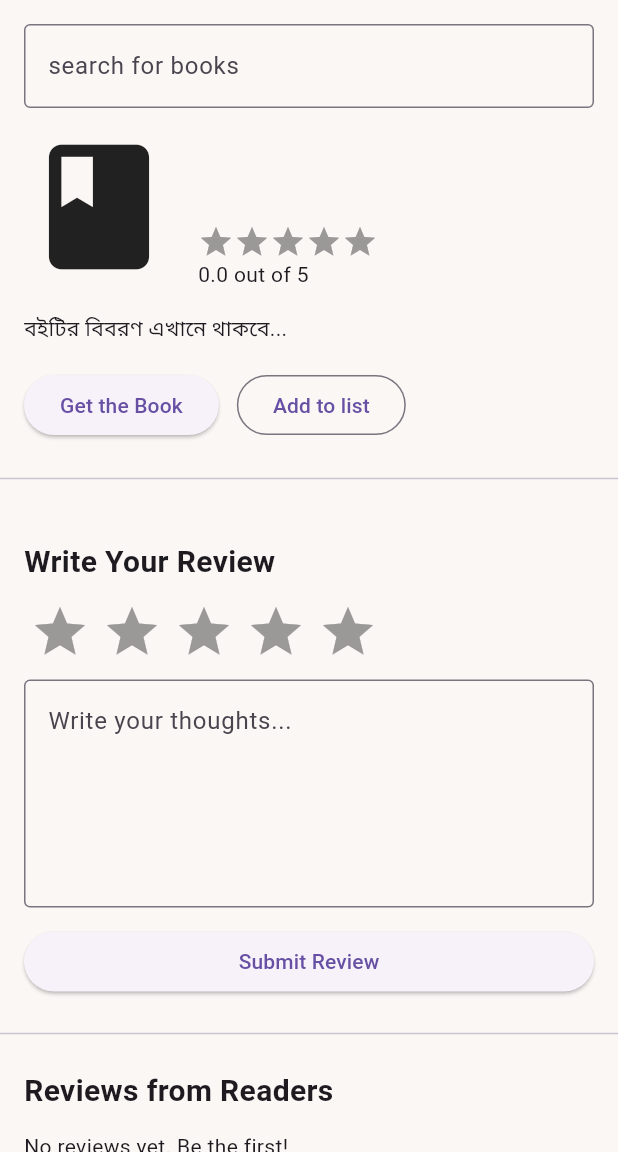
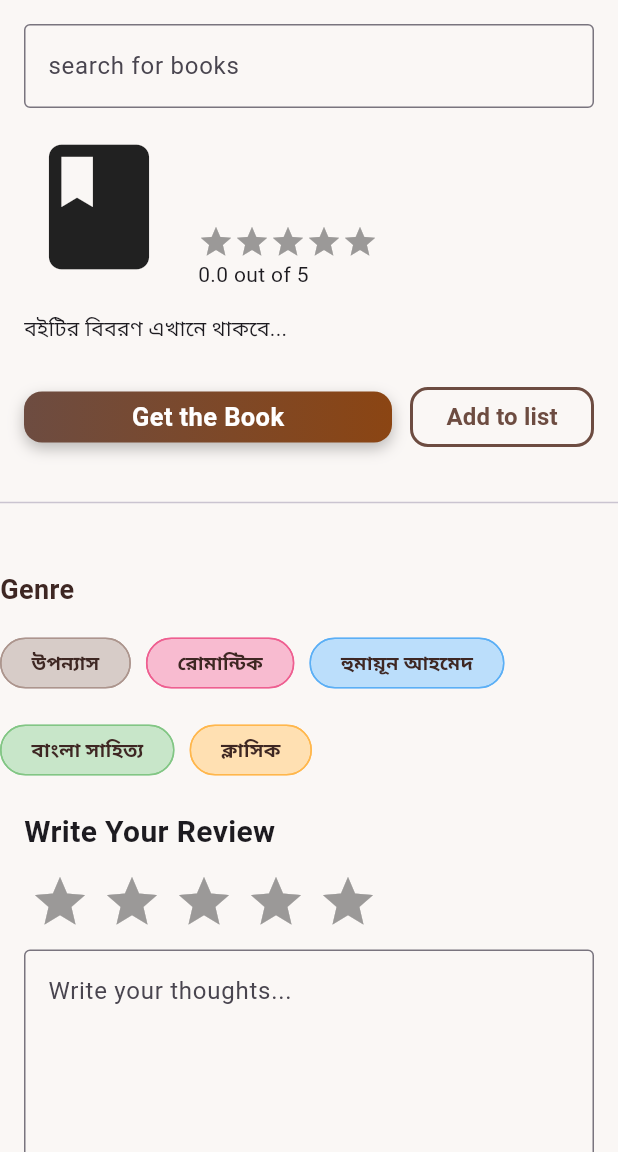
Before and after one commit to Ananya394/BookRead, a Flutter app: the BookDetails screen opened directly with empty values, on a phone screen of 412 x 824 dp, the part 84-1236 px from its top. Run offline on Flutter 3.47's test engine with Material 3 defaults, Android fonts, the phone set to English and light mode, and no system bars; drawn by our look-alikes of flutter_rating_bar; network calls fail; Roboto replaces fonts that are missing (Kalpurush).

```diff
--- a/lib/screens/book_details.dart
+++ b/lib/screens/book_details.dart
@@ -1,6 +1,7 @@
 // lib/screens/book_details.dart
 import 'package:flutter/material.dart';
 import 'package:flutter_rating_bar/flutter_rating_bar.dart';
+import 'package:url_launcher/url_launcher.dart';
 
 class BookDetails extends StatefulWidget {
   final String bookTitle;
@@ -21,6 +22,7 @@ class BookDetails extends StatefulWidget {
 }
 
 class _BookDetailsState extends State<BookDetails> {
+
   double userRating = 0.0;                              // ← always double
   final TextEditingController reviewController = TextEditingController();
 
@@ -128,18 +130,105 @@ class _BookDetailsState extends State<BookDetails> {
 
             const Padding(padding: EdgeInsets.all(16), child: Text("বইটির বিবরণ এখানে থাকবে...")),
 
+            // ===== GET THE BOOK + ADD TO LIST (NEW VERSION) =====
+// ===== GET THE BOOK + ADD TO LIST (FIXED) =====
 Padding(
-              padding: const EdgeInsets.symmetric(horizontal: 16),
+  padding: const EdgeInsets.symmetric(horizontal: 16, vertical: 8),
   child: Row(
     children: [
-                  ElevatedButton(onPressed: () {}, child: const Text('Get the Book')),
+      // GET THE BOOK – Dropdown with Rokomari/Amazon
+      Expanded(
+  flex: 2,
+  child: PopupMenuButton<String>(
+    onSelected: (value) async {
+      late Uri url;
+      if (value == 'rokomari') {
+        url = Uri.parse('https://www.rokomari.com/book/213912/debota');
+      } else {
+        url = Uri.parse('https://www.amazon.com/s?k=${Uri.encodeComponent('${widget.bookTitle} ${widget.bookAuthor}')}');
+      }
+
+      if (await canLaunchUrl(url)) {
+        await launchUrl(url, mode: LaunchMode.externalApplication);
+      } else {
+        ScaffoldMessenger.of(context).showSnackBar(
+          const SnackBar(content: Text('Could not open link')),
+        );
+      }
+    },
+    itemBuilder: (context) => [
+      const PopupMenuItem(
+        value: 'rokomari',
+        child: Row(children: [Icon(Icons.shopping_bag, color: Colors.green), SizedBox(width: 10), Text('Rokomari.com')]),
+      ),
+      const PopupMenuItem(
+        value: 'amazon',
+        child: Row(children: [Icon(Icons.auto_awesome, color: Colors.orange), SizedBox(width: 10), Text('Amazon')]),
+      ),
+    ],
+    child: Container(
+      padding: const EdgeInsets.symmetric(vertical: 5),
+      decoration: BoxDecoration(
+        gradient: const LinearGradient(colors: [Color(0xFF6D4C41), Color(0xFF8B4513)]),
+        borderRadius: BorderRadius.circular(12),
+        boxShadow: const [BoxShadow(color: Colors.black26, blurRadius: 8, offset: Offset(0, 4))],
+      ),
+      child: const Center(
+        child: Text('Get the Book', style: TextStyle(color: Colors.white, fontSize: 17, fontWeight: FontWeight.bold)),
+      ),
+    ),
+  ),
+),
       const SizedBox(width: 12),
-                  OutlinedButton(onPressed: () {}, child: const Text('Add to list')),
+
+      // ADD TO LIST BUTTON
+      Expanded(
+        child: OutlinedButton(
+          onPressed: () {
+            ScaffoldMessenger.of(context).showSnackBar(
+              const SnackBar(content: Text('Add to shelf coming soon!')),
+            );
+          },
+          style: OutlinedButton.styleFrom(
+            padding: const EdgeInsets.symmetric(vertical: 5),
+            side: const BorderSide(color: Color(0xFF6D4C41), width: 2),
+            shape: RoundedRectangleBorder(borderRadius: BorderRadius.circular(12)),
+          ),
+          child: const Text(
+            'Add to list',
+            style: TextStyle(fontSize: 16, fontWeight: FontWeight.bold, color: Color(0xFF6D4C41)),
+          ),
+        ),
+      ),
     ],
   ),
 ),
 
+
             const Divider(height: 50),
+
+            // ===== GENRE SECTION =====
+const SizedBox(height: 20),
+const Text(
+  'Genre',
+  style: TextStyle(
+    fontSize: 18,
+    fontWeight: FontWeight.bold,
+    color: Color(0xFF3E2723),
+  ),
+),
+const SizedBox(height: 12),
+Wrap(
+  spacing: 10,
+  runSpacing: 10,
+  children: [
+    _genreChip('উপন্যাস', Colors.brown.shade100),
+    _genreChip('রোমান্টিক', Colors.pink.shade100),
+    _genreChip('হুমায়ূন আহমেদ', Colors.blue.shade100),
+    _genreChip('বাংলা সাহিত্য', Colors.green.shade100),
+    _genreChip('ক্লাসিক', Colors.orange.shade100),
+  ],
+),
 
             // REVIEW FORM
             Padding(
@@ -285,3 +374,30 @@ class _BookDetailsState extends State<BookDetails> {
     );
   }
 }
+// Reusable Genre Chip
+Widget _genreChip(String label, Color color) {
+  return Chip(
+    label: Text(
+      label,
+      style: const TextStyle(
+        fontSize: 13,
+        fontWeight: FontWeight.w600,
+        color: Color(0xFF3E2723),
+      ),
+    ),
+    backgroundColor: color,
+    padding: const EdgeInsets.symmetric(horizontal: 12, vertical: 6),
+    shape: RoundedRectangleBorder(
+      borderRadius: BorderRadius.circular(20),
+      side: BorderSide(color: color.darken(0.2), width: 1),
+    ),
+  );
+}
+extension ColorExtension on Color {
+  Color darken([double amount = 0.2]) {
+    assert(amount >= 0 && amount <= 1);
+    final hsl = HSLColor.fromColor(this);
+    final hslDark = hsl.withLightness((hsl.lightness - amount).clamp(0.0, 1.0));
+    return hslDark.toColor();
+  }
+}
--- a/lib/screens/splash_screen.dart
+++ b/lib/screens/splash_screen.dart
@@ -15,7 +15,7 @@ class _SplashScreenState extends State<SplashScreen> {
   void initState() {
     super.initState();
     // Auto navigate to Home after 3 seconds
-    Timer(const Duration(seconds: 19), () {
+    Timer(const Duration(seconds: 6), () {
       Navigator.of(context).pushReplacement(
         MaterialPageRoute(builder: (_) => const HomePage()),
       );
--- a/pubspec.yaml
+++ b/pubspec.yaml
@@ -10,6 +10,7 @@ dependencies:
   flutter:
     sdk: flutter
   flutter_rating_bar: ^4.0.1   # This line adds the star rating package
+  url_launcher: ^6.3.0   # ← make sure you have this (or higher)
 
 dev_dependencies:
   flutter_test:
```
Also changed, not shown: pubspec.lock, 5 other files. Lines whose indentation alone changed are shown as unchanged.
